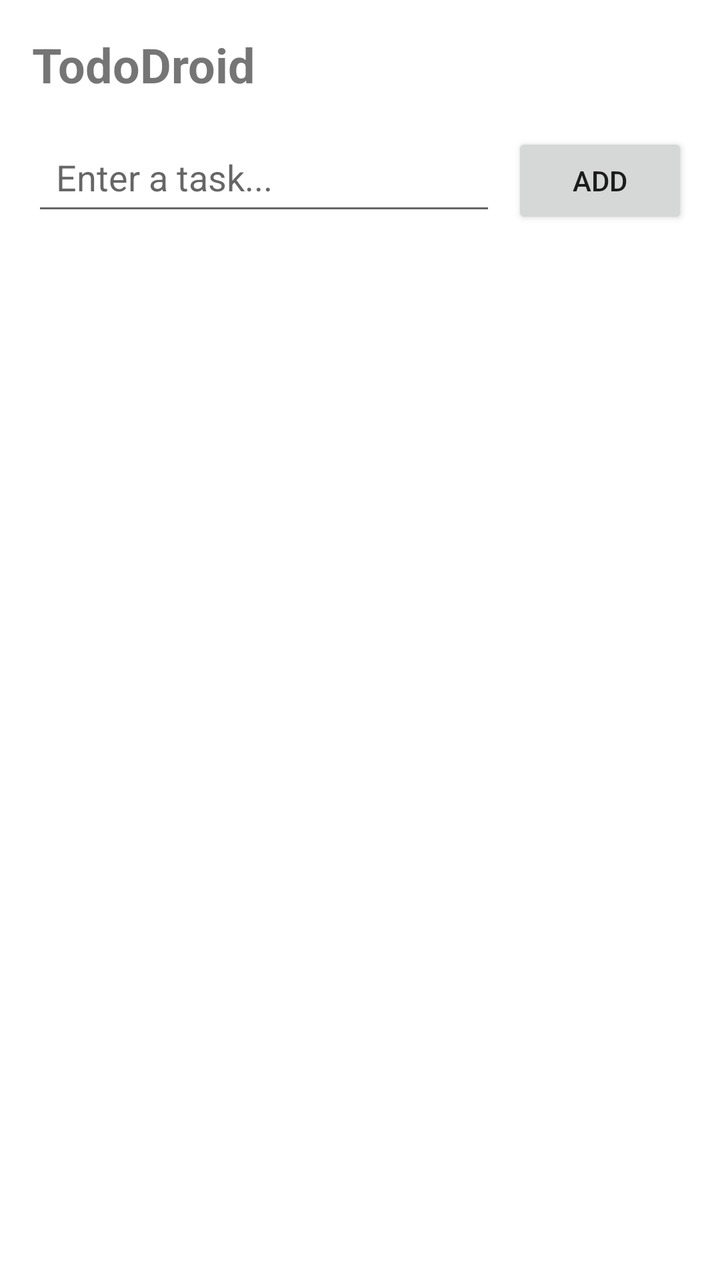
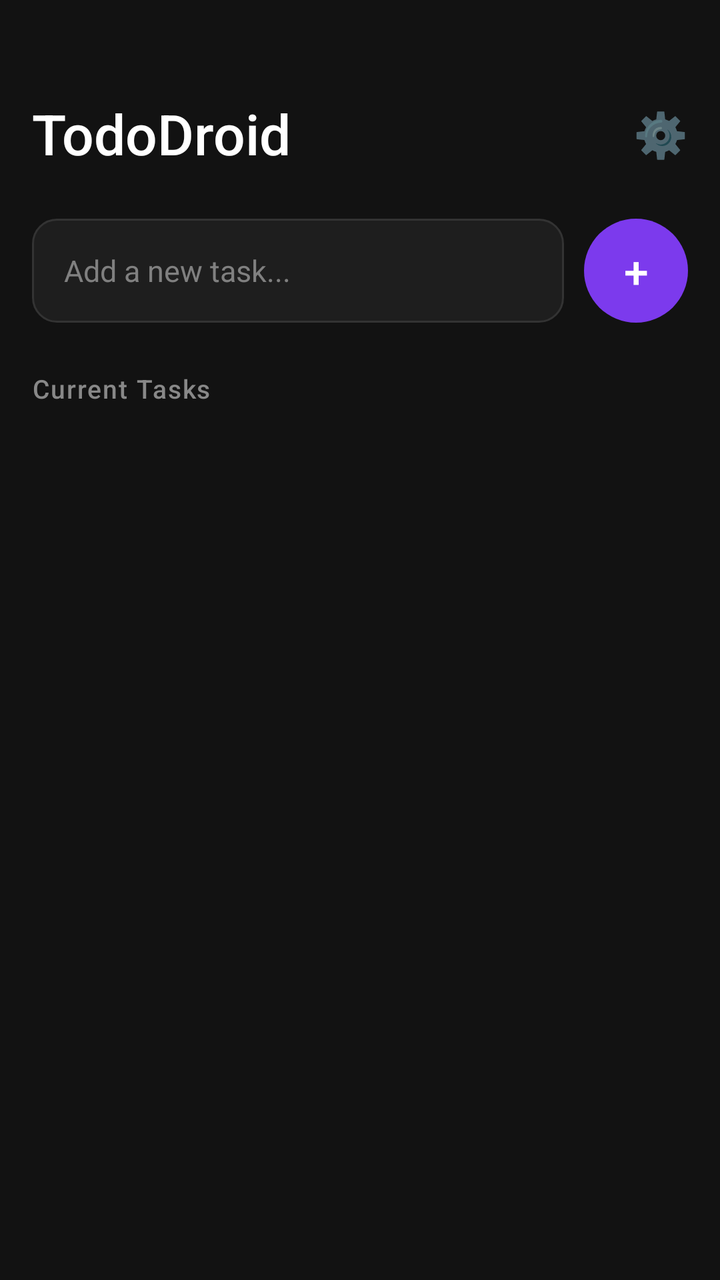

Screens rendered from an Android XML layout before and after an edit, with the pre-edit source and the edit as a unified diff.
<!-- AndroidManifest.xml: application theme Theme.MaterialComponents.DayNight.DarkActionBar -->
<!-- res/layout/activity_main.xml -->
<?xml version="1.0" encoding="utf-8"?>
<LinearLayout xmlns:android="http://schemas.android.com/apk/res/android"
    android:layout_width="match_parent"
    android:layout_height="match_parent"
    android:orientation="vertical"
    android:padding="16dp">

    <TextView
        android:layout_width="wrap_content"
        android:layout_height="wrap_content"
        android:text="TodoDroid"
        android:textSize="24sp"
        android:textStyle="bold"
        android:layout_marginBottom="16dp"/>

    <LinearLayout
        android:layout_width="match_parent"
        android:layout_height="wrap_content"
        android:orientation="horizontal">

        <EditText
            android:id="@+id/input_task"
            android:layout_width="0dp"
            android:layout_height="wrap_content"
            android:layout_weight="1"
            android:hint="Enter a task..."
            android:padding="12dp"/>

        <Button
            android:id="@+id/btn_add"
            android:layout_width="wrap_content"
            android:layout_height="wrap_content"
            android:text="Add"
            android:layout_marginStart="8dp"/>

    </LinearLayout>

    <androidx.recyclerview.widget.RecyclerView
        android:id="@+id/recycler_view"
        android:layout_width="match_parent"
        android:layout_height="0dp"
        android:layout_weight="1"
        android:layout_marginTop="16dp"/>

</LinearLayout>
<!-- resources referenced by this layout -->
<resources>

</resources>

<!-- the commit's change to res/layout/activity_main.xml (unified diff, before → after) -->
@@ -3,43 +3,94 @@
     android:layout_width="match_parent"
     android:layout_height="match_parent"
     android:orientation="vertical"
-    android:padding="16dp">
+    android:background="#121212"
+    android:paddingHorizontal="16dp"
+    android:paddingTop="48dp"
+    android:paddingBottom="16dp">
 
-    <TextView
-        android:layout_width="wrap_content"
-        android:layout_height="wrap_content"
-        android:text="TodoDroid"
-        android:textSize="24sp"
-        android:textStyle="bold"
-        android:layout_marginBottom="16dp"/>
-
+    
     <LinearLayout
         android:layout_width="match_parent"
         android:layout_height="wrap_content"
-        android:orientation="horizontal">
+        android:orientation="horizontal"
+        android:gravity="center_vertical"
+        android:layout_marginBottom="24dp">
+
+        <TextView
+            android:layout_width="0dp"
+            android:layout_height="wrap_content"
+            android:layout_weight="1"
+            android:text="TodoDroid"
+            android:textSize="28sp"
+            android:textColor="#FFFFFF"
+            android:fontFamily="sans-serif-medium" />
+
+        <TextView
+            android:layout_width="wrap_content"
+            android:layout_height="wrap_content"
+            android:text="⚙️"
+            android:textSize="22sp" />
+
+    </LinearLayout>
+
+    
+    <LinearLayout
+        android:layout_width="match_parent"
+        android:layout_height="wrap_content"
+        android:orientation="horizontal"
+        android:gravity="center_vertical"
+        android:layout_marginBottom="24dp">
 
         <EditText
             android:id="@+id/input_task"
             android:layout_width="0dp"
-            android:layout_height="wrap_content"
+            android:layout_height="52dp"
             android:layout_weight="1"
-            android:hint="Enter a task..."
-            android:padding="12dp"/>
+            android:hint="Add a new task..."
+            android:textColorHint="#808080"
+            android:textColor="#FFFFFF"
+            android:textSize="15sp"
+            android:fontFamily="sans-serif"
+            android:background="@drawable/input_bg"
+            android:paddingHorizontal="16dp"
+            android:paddingVertical="14dp"
+            android:inputType="text"
+            android:imeOptions="actionDone" />
 
         <Button
             android:id="@+id/btn_add"
-            android:layout_width="wrap_content"
-            android:layout_height="wrap_content"
-            android:text="Add"
-            android:layout_marginStart="8dp"/>
+            android:layout_width="52dp"
+            android:layout_height="52dp"
+            android:layout_marginStart="10dp"
+            android:text="+"
+            android:textSize="22sp"
+            android:textColor="#FFFFFF"
+            android:background="@drawable/btn_add_bg"
+            android:stateListAnimator="@null"
+            android:elevation="0dp"
+            android:insetTop="0dp"
+            android:insetBottom="0dp" />
 
     </LinearLayout>
 
+    
+    <TextView
+        android:layout_width="wrap_content"
+        android:layout_height="wrap_content"
+        android:text="Current Tasks"
+        android:textSize="13sp"
+        android:textColor="#888888"
+        android:fontFamily="sans-serif-medium"
+        android:letterSpacing="0.05"
+        android:layout_marginBottom="12dp" />
+
+    
     <androidx.recyclerview.widget.RecyclerView
         android:id="@+id/recycler_view"
         android:layout_width="match_parent"
         android:layout_height="0dp"
         android:layout_weight="1"
-        android:layout_marginTop="16dp"/>
+        android:clipToPadding="false"
+        android:paddingBottom="8dp" />
 
 </LinearLayout>
<!-- resource entries referenced after the edit -->
@@ -1,5 +1,26 @@
 <!-- resources referenced by this layout -->
 <resources>
-
+  <!-- drawable btn_add_bg (drawable) -->
+  <?xml version="1.0" encoding="utf-8"?>
+  <shape xmlns:android="http://schemas.android.com/apk/res/android">
+      <solid android:color="#7C3AED" />
+      <corners android:radius="26dp" />
+  </shape>
+  <!-- drawable input_bg (drawable) -->
+  <?xml version="1.0" encoding="utf-8"?>
+  <shape xmlns:android="http://schemas.android.com/apk/res/android">
+      <solid android:color="#1E1E1E" />
+      <corners android:radius="12dp" />
+      <stroke android:width="1dp" android:color="#333333" />
+  </shape>
+  <style name="Theme.TodoDroid" parent="Theme.MaterialComponents.DayNight.NoActionBar">
+          <item name="colorPrimary">#7C3AED</item>
+          <item name="colorPrimaryVariant">#5B21B6</item>
+          <item name="colorOnPrimary">#FFFFFF</item>
+          <item name="colorSecondary">#7C3AED</item>
+          <item name="android:colorBackground">#121212</item>
+          <item name="colorSurface">#1E1E1E</item>
+          <item name="colorOnSurface">#FFFFFF</item>
+      </style>
 </resources>
 
